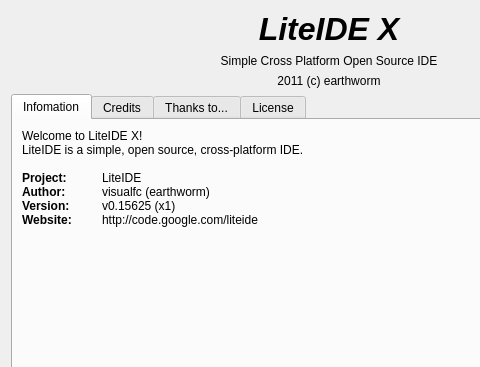
This is liteidex/src/liteapp/aboutdialog.ui in seanxyh/liteide as Qt 5 draws it before an edit; both pictures show x 0 to 480 and y 0 to 367 of the 658 by 551 pixel window. The edited form follows.
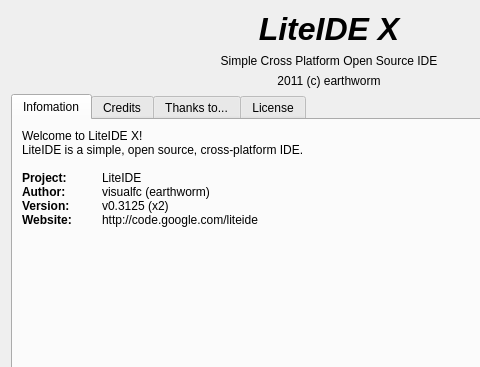
This is the edited form. Icons and pictures are not drawn.

```diff
--- a/liteidex/src/liteapp/aboutdialog.ui
+++ b/liteidex/src/liteapp/aboutdialog.ui
@@ -106,7 +106,7 @@
 &lt;p style=&quot;-qt-paragraph-type:empty; margin-top:0px; margin-bottom:0px; margin-left:0px; margin-right:0px; -qt-block-indent:0; text-indent:0px;&quot;&gt;&lt;/p&gt;
 &lt;p style=&quot; margin-top:0px; margin-bottom:0px; margin-left:0px; margin-right:0px; -qt-block-indent:0; text-indent:0px;&quot;&gt;&lt;span style=&quot; font-weight:600;&quot;&gt;Project:&lt;/span&gt;	LiteIDE&lt;/p&gt;
 &lt;p style=&quot; margin-top:0px; margin-bottom:0px; margin-left:0px; margin-right:0px; -qt-block-indent:0; text-indent:0px;&quot;&gt;&lt;span style=&quot; font-weight:600;&quot;&gt;Author:	&lt;/span&gt;visualfc (earthworm)&lt;/p&gt;
-&lt;p style=&quot; margin-top:0px; margin-bottom:0px; margin-left:0px; margin-right:0px; -qt-block-indent:0; text-indent:0px;&quot;&gt;&lt;span style=&quot; font-weight:600;&quot;&gt;Version:&lt;/span&gt;	v0.15625 (x1)&lt;/p&gt;
+&lt;p style=&quot; margin-top:0px; margin-bottom:0px; margin-left:0px; margin-right:0px; -qt-block-indent:0; text-indent:0px;&quot;&gt;&lt;span style=&quot; font-weight:600;&quot;&gt;Version:&lt;/span&gt;	v0.3125 (x2)&lt;/p&gt;
 &lt;p style=&quot; margin-top:0px; margin-bottom:0px; margin-left:0px; margin-right:0px; -qt-block-indent:0; text-indent:0px;&quot;&gt;&lt;span style=&quot; font-weight:600;&quot;&gt;Website:&lt;/span&gt;	http://code.google.com/liteide&lt;/p&gt;&lt;/body&gt;&lt;/html&gt;</string>
          </property>
          <property name="alignment">
```
Left out of the diff: 2 changed lines with no effect on the pictures.
